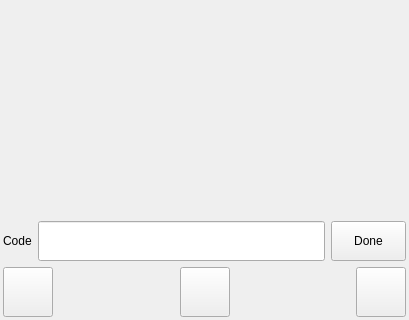
Before: the Qt Designer form digital_sketch_mapping_tool_dockwidget_base.ui in Esk-Spatial/QGIS_forest_health_sketch_tool, drawn with Qt 5; both pictures show x 0 to 409 and y 417 to 737 of the 409 by 737 pixel window.
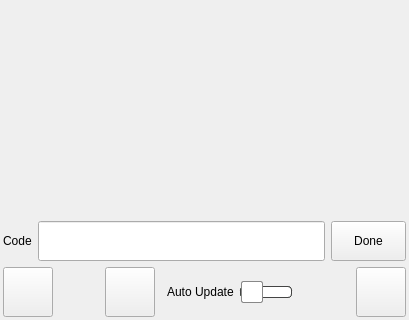
After: the same form once the commit is applied. Icons and pictures are not drawn.

Commit message: updated the UI to enable auto update and selecting the update interval. adding python functionality. updating docs

What changed in the file:
```diff
--- a/digital_sketch_mapping_tool_dockwidget_base.ui
+++ b/digital_sketch_mapping_tool_dockwidget_base.ui
@@ -561,9 +561,12 @@
             <property name="orientation">
              <enum>Qt::Horizontal</enum>
             </property>
+            <property name="sizeType">
+             <enum>QSizePolicy::Maximum</enum>
+            </property>
             <property name="sizeHint" stdset="0">
              <size>
-              <width>40</width>
+              <width>50</width>
               <height>20</height>
              </size>
             </property>
@@ -601,6 +604,90 @@
             </property>
            </widget>
           </item>
+          <item>
+           <spacer name="horizontalSpacer_4">
+            <property name="orientation">
+             <enum>Qt::Horizontal</enum>
+            </property>
+            <property name="sizeType">
+             <enum>QSizePolicy::Maximum</enum>
+            </property>
+            <property name="sizeHint" stdset="0">
+             <size>
+              <width>10</width>
+              <height>20</height>
+             </size>
+            </property>
+           </spacer>
+          </item>
+          <item>
+           <widget class="QLabel" name="label_2">
+            <property name="font">
+             <font>
+              <pointsize>9</pointsize>
+             </font>
+            </property>
+            <property name="text">
+             <string>Auto Update</string>
+            </property>
+           </widget>
+          </item>
+          <item>
+           <widget class="QSlider" name="autoUpdateSlider">
+            <property name="minimumSize">
+             <size>
+              <width>60</width>
+              <height>30</height>
+             </size>
+            </property>
+            <property name="maximumSize">
+             <size>
+              <width>60</width>
+              <height>30</height>
+             </size>
+            </property>
+            <property name="styleSheet">
+             <string notr="true">QSlider::groove:horizontal {
+    border: 1px solid #444;
+    background: darkgreen;
+    height: 10px;
+    width: 50px;
+    border-radius: 4px;
+}
+QSlider::sub-page:horizontal {
+    background: darkgreen;
+    border: 1px solid #444;
+    height: 10px;
+    width: 50px;
+    border-radius: 4px;
+}
+QSlider::add-page:horizontal {
+    background: white;
+    border: 1px solid #444;
+    height: 10px;
+    width: 50px;
+    border-radius: 4px;
+}
+QSlider::handle:horizontal {
+    background: white;
+    border: 1px solid #888;
+    width: 20px;
+    height: 20px;
+    margin: -6px 0;
+    border-radius: 2px;
+}</string>
+            </property>
+            <property name="maximum">
+             <number>1</number>
+            </property>
+            <property name="pageStep">
+             <number>1</number>
+            </property>
+            <property name="orientation">
+             <enum>Qt::Horizontal</enum>
+            </property>
+           </widget>
+          </item>
           <item>
            <spacer name="horizontalSpacer_3">
             <property name="orientation">
```
Left out of the diff: 2 changed lines with no effect on the pictures. The commit also changes 3 other files.
